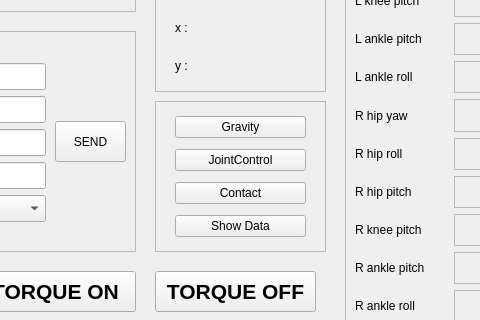
First picture: the form in dyros_red_gui/resource/DyrosRed.ui, repository saga0619/dyros_red, before the edit; both pictures show x 245 to 725 and y 179 to 499 of the 920 by 614 pixel window.
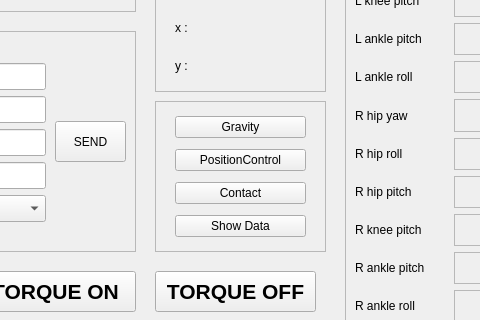
Second picture: the form after the edit.

```diff
--- a/dyros_red_gui/resource/DyrosRed.ui
+++ b/dyros_red_gui/resource/DyrosRed.ui
@@ -354,7 +354,7 @@
      <item>
       <widget class="QPushButton" name="task_button">
        <property name="text">
-        <string>JointControl</string>
+        <string>PositionControl</string>
        </property>
       </widget>
      </item>
```
